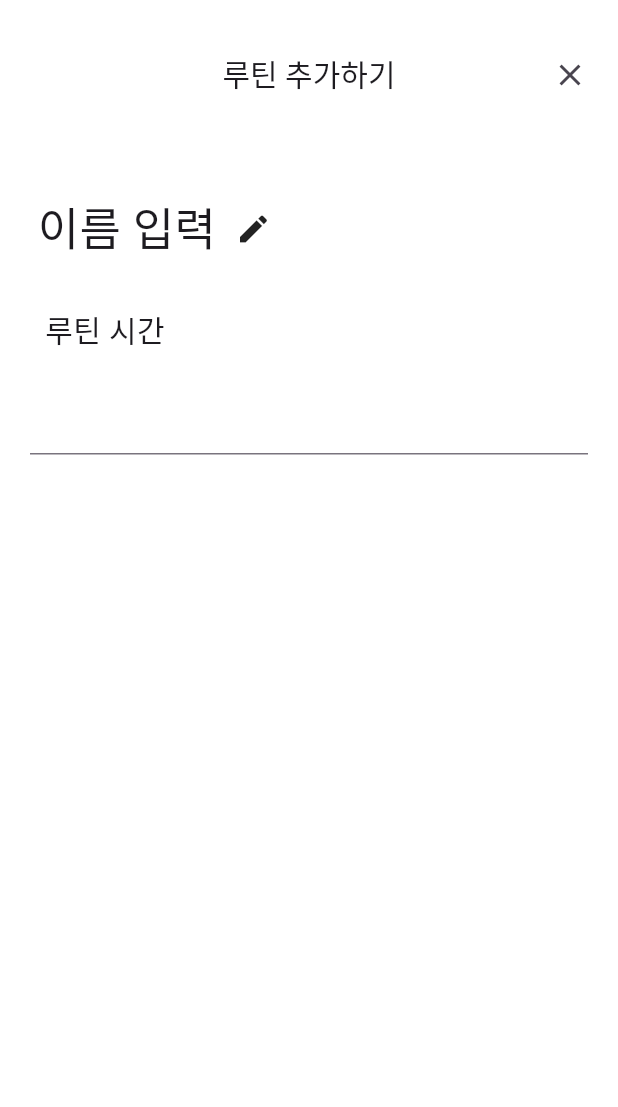
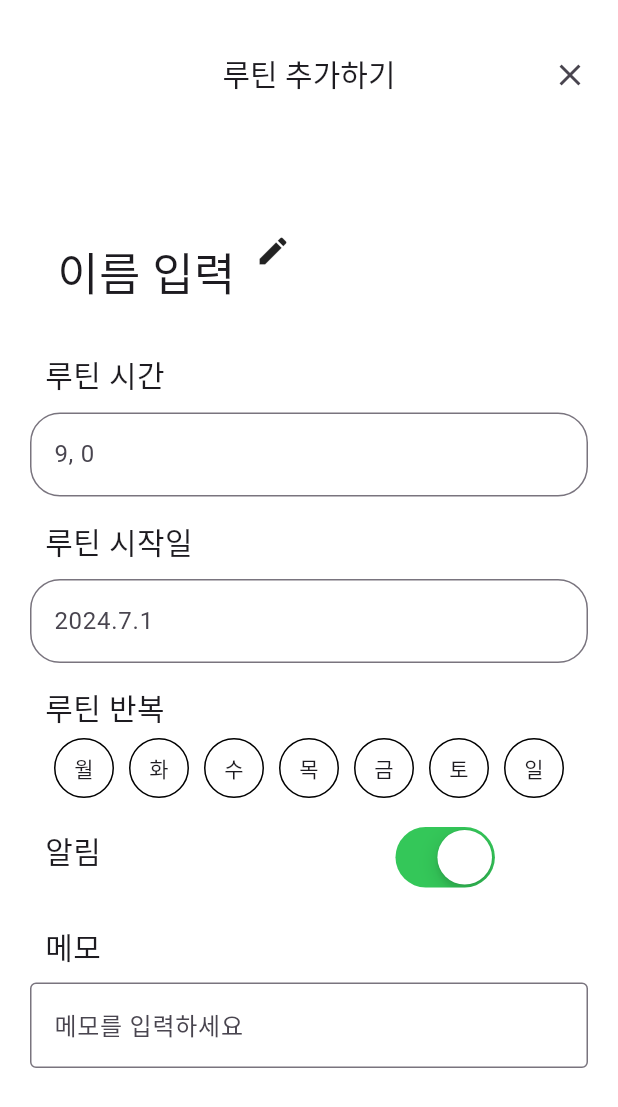
Before and after one commit to formart12/hatin-project, a Flutter app: the RoutinAddPage screen opened by its route, on a phone screen of 412 x 824 dp. Shown: the top 1107 px of the screen. Run offline on Flutter 3.47's test engine with Material 3 defaults, Android fonts, the phone set to English and light mode, and no system bars.

Commit message:
루틴 추가 페이지UI

```diff
--- a/lib/src/ui/routine/routin_add_page.dart
+++ b/lib/src/ui/routine/routin_add_page.dart
@@ -1,6 +1,8 @@
 import 'dart:ui';
 
+import 'package:flutter/cupertino.dart';
 import 'package:flutter/material.dart';
+import 'package:flutter/rendering.dart';
 import 'package:flutter/widgets.dart';
 
 class RoutinAddPage extends StatefulWidget {
@@ -14,9 +16,14 @@ class _RoutinAddPageState extends State<RoutinAddPage> {
   @override
   Widget build(BuildContext context) {
     return Scaffold(
-        appBar: _appbar(), backgroundColor: Colors.white, body: _bottom());
+        appBar: _appbar(),
+        backgroundColor: Colors.white,
+        body: SingleChildScrollView(
+          child: _bottom(),
+        ));
   }
 
+// 앱 바 부분
   PreferredSizeWidget _appbar() {
     return PreferredSize(
       preferredSize: Size.fromHeight(100),
@@ -54,28 +61,46 @@ class _RoutinAddPageState extends State<RoutinAddPage> {
 
 // |내용부분| "이름 입력"
   Widget _bottom() {
-    String _routinName = "이름 입력";
     return Column(
       crossAxisAlignment: CrossAxisAlignment.start,
       children: [
         Row(
           children: [
-            Padding(
-              padding: const EdgeInsets.only(left: 25.0, top: 30.0),
-              child: Text(
-                _routinName,
-                style: TextStyle(fontSize: 30.0),
-              ),
-            ),
-            _editName()
+            _nameText(), // 이름 입력 텍스트
+            _editName(), // 이름 입력 옆에 연필 모양 수정
           ],
         ),
-        _routinTime(),
-        Padding(
-          padding: const EdgeInsets.all(20.0),
-          child: TextField(),
+        _routinTimeText(), // 루틴 시간
+        _routinTimeAdd(), // 루틴 시간 아래
+        _routinStartDayText(), // 루틴 시작일
+        _routinStartDayTime(), // 루틴 시작일 아래
+        _routinRepeatText(), // 루틴 반복
+        _routinRepeatSelection(), // 루틴 반복 요일 선택
+        Row(
+          crossAxisAlignment: CrossAxisAlignment.start,
+          children: [
+            _routinAlarmText(), // 알람
+            _routinAlarmAction(), // 알람 On/Off
+          ],
         ),
+        _routinMemoText(),
+        _routinMemoTyping(),
       ],
+    );
+  }
+
+// |이름 입력| 텍스트
+  Widget _nameText() {
+    String _routinName = "이름 입력";
+    return Padding(
+      padding: const EdgeInsets.only(left: 13.0, top: 30.0),
+      child: Padding(
+        padding: const EdgeInsets.only(left: 25.0, top: 30.0),
+        child: Text(
+          _routinName,
+          style: TextStyle(fontSize: 30.0),
+        ),
+      ),
     );
   }
 
@@ -92,8 +117,8 @@ class _RoutinAddPageState extends State<RoutinAddPage> {
     );
   }
 
-// |루틴 시간|
-  Widget _routinTime() {
+// |루틴 시간| 텍스트
+  Widget _routinTimeText() {
     return Padding(
       padding: const EdgeInsets.only(left: 30.0, top: 30.0),
       child: Text(
@@ -102,4 +127,171 @@ class _RoutinAddPageState extends State<RoutinAddPage> {
       ),
     );
   }
+
+// |루틴 시간| 아래 오전 시간 박스
+  Widget _routinTimeAdd() {
+    TimeOfDay _initialTime = TimeOfDay(hour: 9, minute: 0);
+    return Padding(
+      padding: const EdgeInsets.only(left: 20.0, top: 10.0, right: 20.0),
+      child: TextField(
+        readOnly: true,
+        decoration: InputDecoration(
+            border:
+                OutlineInputBorder(borderRadius: BorderRadius.circular(20.0)),
+            hintText: "${_initialTime.hour}, ${_initialTime.minute}"),
+        onTap: () async {
+          final TimeOfDay? timeOfDay = await showTimePicker(
+            context: context,
+            initialTime: _initialTime,
+          );
+          if (timeOfDay != null) {
+            setState(() {
+              _initialTime = timeOfDay;
+            });
+            print("${_initialTime}");
+          }
+        },
+      ),
+    );
+  }
+
+//|루틴 시작일| 텍스트
+  Widget _routinStartDayText() {
+    return Padding(
+      padding: const EdgeInsets.only(left: 30.0, top: 15.0),
+      child: Text(
+        "루틴 시작일",
+        style: TextStyle(fontSize: 20.0),
+      ),
+    );
+  }
+
+//|루틴 시작일| 아래 시간
+  Widget _routinStartDayTime() {
+    DateTime initialDay = DateTime.now();
+    return Padding(
+      padding: const EdgeInsets.only(left: 20.0, top: 10.0, right: 20.0),
+      child: TextField(
+        readOnly: true,
+        decoration: InputDecoration(
+            border:
+                OutlineInputBorder(borderRadius: BorderRadius.circular(20.0)),
+            hintText:
+                "${initialDay.year}.${initialDay.month}.${initialDay.day}"),
+        onTap: () async {
+          final DateTime? dateTime = await showDatePicker(
+              context: context,
+              initialDate: initialDay,
+              firstDate: DateTime(2000),
+              lastDate: DateTime(3000));
+          if (dateTime != null) {
+            setState(() {
+              initialDay = dateTime;
+            });
+          }
+        },
+      ),
+    );
+  }
+
+// |루틴 반복| 텍스트
+  Widget _routinRepeatText() {
+    return Padding(
+      padding: const EdgeInsets.only(left: 30.0, top: 15.0),
+      child: Text(
+        "루틴 반복",
+        style: TextStyle(fontSize: 20.0),
+      ),
+    );
+  }
+
+  // |루틴 반복| 아래 반복할 날짜 선택
+  Widget _routinRepeatSelection() {
+    final List<String> DOW = ["월", "화", "수", "목", "금", "토", "일"];
+    // DOW = Day Of Weak
+    return Row(
+      mainAxisAlignment: MainAxisAlignment.center,
+      children: List.generate(
+        DOW.length,
+        (index) => Padding(
+          padding: const EdgeInsets.symmetric(horizontal: 5.0, vertical: 5),
+          child: GestureDetector(
+            child: Container(
+              width: 40,
+              height: 40,
+              decoration: BoxDecoration(
+                shape: BoxShape.circle,
+                border: Border.all(color: Colors.black, width: 1.0),
+                color: Colors.white,
+              ),
+              child: Center(
+                child: Text(DOW[index]),
+              ),
+            ),
+            onTap: () {
+              print("${DOW[index]}요일 누름");
+            },
+          ),
+        ),
+      ),
+    );
+  }
+
+// |알람| 텍스트
+  Widget _routinAlarmText() {
+    return Padding(
+      padding: const EdgeInsets.only(left: 30.0, top: 15.0),
+      child: Text(
+        "알림",
+        style: TextStyle(fontSize: 20.0),
+      ),
+    );
+  }
+
+  // |알람| On/OFF
+  Widget _routinAlarmAction() {
+    bool _switchValue = true;
+    return Padding(
+      padding: const EdgeInsets.only(left: 200.0, top: 15),
+      child: Transform.scale(
+        scale: 1.3,
+        child: CupertinoSwitch(
+            value: _switchValue,
+            onChanged: (value) {
+              setState(() {
+                _switchValue = value;
+              });
+            }),
+      ),
+    );
+  }
+
+// |메모| 텍스트
+  Widget _routinMemoText() {
+    return Padding(
+      padding: const EdgeInsets.only(left: 30.0, top: 25.0),
+      child: Text(
+        "메모",
+        style: TextStyle(fontSize: 20.0),
+      ),
+    );
+  }
+
+//|메모| 타이핑 공간
+  Widget _routinMemoTyping() {
+    return GestureDetector(
+      onTap: () {
+        FocusScope.of(context).unfocus();
+      },
+      child: Padding(
+        //
+        padding: const EdgeInsets.only(left: 20.0, top: 10.0, right: 20.0),
+        child: TextField(
+          maxLines: null,
+          decoration: InputDecoration(
+              border: OutlineInputBorder(), hintText: "메모를 입력하세요"),
+        ),
+      ),
+    );
+  }
 }
--- a/lib/src/ui/routine/routine_view.dart
+++ b/lib/src/ui/routine/routine_view.dart
@@ -1,5 +1,4 @@
 import 'package:flutter/material.dart';
-import 'package:hatin/src/ui/routine/routin_add.dart';
 
 class RoutineView extends StatefulWidget {
   const RoutineView({super.key});
```
Also changed, not shown: lib/src/ui/routine/routin_add.dart (deleted, +0 -76 lines).
